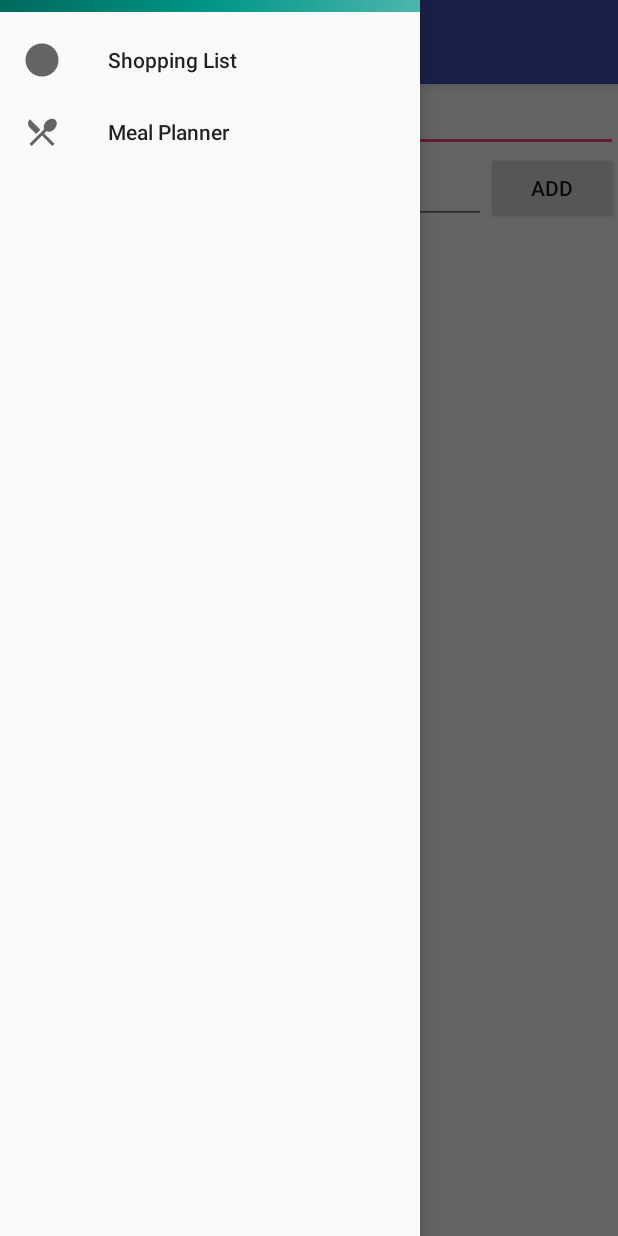
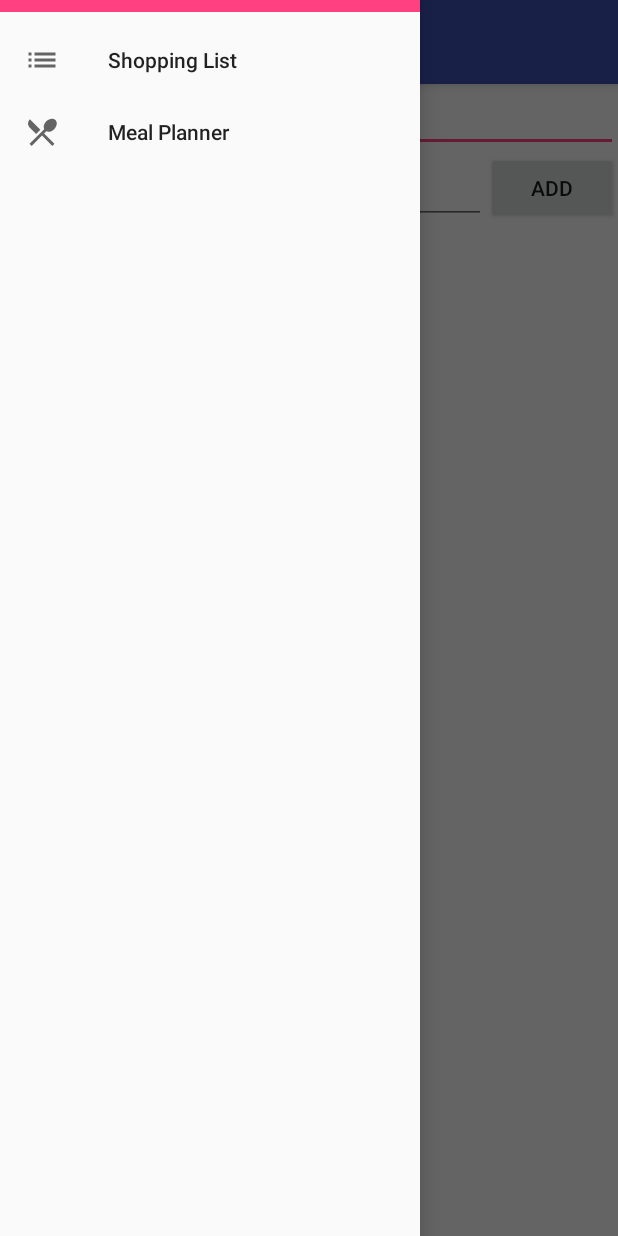
Before and after one commit to EzGreezy/recipe, an Android app: the screen it shows after launch (MainActivity), with the side drawer open, on a phone screen of 412 x 824 dp. Run offline under Robolectric (Android 15) with nearby library versions, the phone set to English and light mode, and no system bars; our stand-ins replace Room's generated code; libraries missing offline, so code that uses them is left out: android.arch.persistence, com.facebook.stetho; 1 statement that could not run was skipped.

Commit message:
first alpha done

```diff
--- a/app/src/main/java/com/nicholaslocicero/focus/reciplee/MainActivity.java
+++ b/app/src/main/java/com/nicholaslocicero/focus/reciplee/MainActivity.java
@@ -27,7 +27,6 @@ import org.w3c.dom.Text;
 public class MainActivity extends AppCompatActivity
     implements NavigationView.OnNavigationItemSelectedListener{
 
-  Toolbar toolbar;
   String[] funNavHeaderIcons = {"\uD83E\uDD57", "\uD83C\uDF71", "🍜", "🍿", "🥫", "🍚", "🍛", "🍜", "🍝",
                                 "🍠", "🍣", "🍤", "🍥", "🍦", "🥧", "☕", "🍔", "🍟", "🍕", "🌭", "🥪", "🌮", "🌯"};
 
@@ -43,7 +42,6 @@ public class MainActivity extends AppCompatActivity
 //    setNavigationViewListener();
     final DrawerLayout drawer = (DrawerLayout) findViewById(R.id.drawer_layout);
 
-
     ActionBarDrawerToggle toggle = new ActionBarDrawerToggle(this, drawer, toolbar,
                     R.string.navigation_drawer_open, R.string.navigation_drawer_close) {
       @Override
@@ -53,6 +51,12 @@ public class MainActivity extends AppCompatActivity
         View headerView = navigationView.getHeaderView(0);
         TextView navUsername = (TextView) headerView.findViewById(R.id.imageView);
         navUsername.setText(funNavHeaderIcons[rng.nextInt(funNavHeaderIcons.length)]);
+      }
+
+      @Override
+      public void onDrawerOpened(View drawerView) {
+        super.onDrawerOpened(drawerView);
+        drawer.requestLayout();
       }
     };
     drawer.addDrawerListener(toggle);
@@ -90,15 +94,28 @@ public class MainActivity extends AppCompatActivity
     }
   }
 
+  @Override
+  public boolean onOptionsItemSelected(MenuItem item) {
+    // Handle action bar item clicks here. The action bar will
+    // automatically handle clicks on the Home/Up button, so long
+    // as you specify a parent activity in AndroidManifest.xml.
+    int id = item.getItemId();
 
-  @SuppressWarnings("StatementWithEmptyBody")
+    //noinspection SimplifiableIfStatement
+    if (id == R.id.action_settings) {
+      return true;
+    }
+
+    return super.onOptionsItemSelected(item);
+  }
+
   @Override
   public boolean onNavigationItemSelected(MenuItem item) {
     // Handle navigation view item clicks here.
     int id = item.getItemId();
+    Toolbar toolbar = (Toolbar) findViewById(R.id.toolbar);
 
     if (id == R.id.nav_shopping_list) {
-      toolbar = (Toolbar) findViewById(R.id.toolbar);
       toolbar.setTitle("Shopping List");
 
       GroceryListFragment shoppingList = new GroceryListFragment();
@@ -108,7 +125,6 @@ public class MainActivity extends AppCompatActivity
           .commit();
 
     } else if (id == R.id.nav_meal_planner) {
-      toolbar = (Toolbar) findViewById(R.id.toolbar);
       toolbar.setTitle("Meal Planner");
 
       MealPlannerFragment mealPlannerFragment = new MealPlannerFragment();
@@ -134,4 +150,6 @@ public class MainActivity extends AppCompatActivity
     drawer.closeDrawer(GravityCompat.START);
     return true;
   }
+
+
 }
--- a/app/src/main/java/com/nicholaslocicero/focus/reciplee/MealPlannerFragment.java
+++ b/app/src/main/java/com/nicholaslocicero/focus/reciplee/MealPlannerFragment.java
@@ -65,7 +65,8 @@ public class MealPlannerFragment extends Fragment {
         Button delete = (Button) dialogView.findViewById(R.id.delete_ingredient);
         Button back = (Button) dialogView.findViewById(R.id.dont_delete_ingredient);
         TextView title = (TextView) dialogView.findViewById(R.id.ingredient_to_delete);
-        title.setText(mealTitles.get(position));
+        String deleteMessage = "Delete " + mealTitles.get(position) + "?";
+        title.setText(deleteMessage);
         builder.setView(dialogView);
         final AlertDialog dialog = builder.create();
         dialog.show();
--- /dev/null
+++ b/app/src/main/res/drawable/ic_list_black_24dp.xml
@@ -0,0 +1,9 @@
+<vector xmlns:android="http://schemas.android.com/apk/res/android"
+        android:width="24dp"
+        android:height="24dp"
+        android:viewportWidth="24.0"
+        android:viewportHeight="24.0">
+    <path
+        android:fillColor="#FF000000"
+        android:pathData="M3,13h2v-2L3,11v2zM3,17h2v-2L3,15v2zM3,9h2L5,7L3,7v2zM7,13h14v-2L7,11v2zM7,17h14v-2L7,15v2zM7,7v2h14L21,7L7,7z"/>
+</vector>
--- a/app/src/main/res/layout/custom_dialog.xml
+++ b/app/src/main/res/layout/add_recipe_dialog.xml
@@ -36,7 +36,8 @@
 
     <Button
       android:id="@+id/back"
-      android:layout_marginHorizontal="24dp"
+      android:layout_marginLeft="24dp"
+      android:layout_marginRight="24dp"
       android:layout_width="wrap_content"
       android:layout_height="wrap_content"
       android:background="@drawable/back_button_bg"
@@ -45,7 +46,8 @@
 
     <Button
       android:id="@+id/add"
-      android:layout_marginHorizontal="24dp"
+      android:layout_marginLeft="24dp"
+      android:layout_marginRight="24dp"
       android:layout_width="wrap_content"
       android:layout_height="wrap_content"
       android:background="@color/colorAccent"
--- a/app/src/main/res/layout/dialog_calendar_add.xml
+++ b/app/src/main/res/layout/dialog_calendar_add.xml
@@ -23,7 +23,8 @@
 
     <Button
       android:id="@+id/dont_add_to_calendar"
-      android:layout_marginHorizontal="24dp"
+      android:layout_marginLeft="24dp"
+      android:layout_marginRight="24dp"
       android:layout_width="wrap_content"
       android:layout_height="wrap_content"
       android:background="@drawable/back_button_bg"
@@ -32,7 +33,8 @@
 
     <Button
       android:id="@+id/add_to_calendar"
-      android:layout_marginHorizontal="24dp"
+      android:layout_marginLeft="24dp"
+      android:layout_marginRight="24dp"
       android:layout_width="wrap_content"
       android:layout_height="wrap_content"
       android:background="@color/colorAccent"
--- a/app/src/main/res/layout/nav_header_main.xml
+++ b/app/src/main/res/layout/nav_header_main.xml
@@ -9,7 +9,7 @@
   android:paddingBottom="@dimen/activity_vertical_margin"
   android:paddingLeft="@dimen/activity_horizontal_margin"
   android:paddingRight="@dimen/activity_horizontal_margin"
-  android:background="@drawable/side_nav_bar"
+  android:background="@color/colorAccent"
   android:gravity="bottom"
   android:orientation="vertical"
   android:theme="@style/ThemeOverlay.AppCompat.Dark">
@@ -27,13 +27,13 @@
     android:layout_width="match_parent"
     android:layout_height="wrap_content"
     android:paddingTop="@dimen/nav_header_vertical_spacing"
-    android:text="Android Studio"
+    android:text="Reciplee! Making recipes easy."
     android:textAppearance="@style/TextAppearance.AppCompat.Body1"/>
 
   <TextView
     android:id="@+id/textView"
     android:layout_width="wrap_content"
     android:layout_height="wrap_content"
-    android:text="android.studio@android.com"/>
+    android:text="info@nicholaslocicero.com"/>
 
 </LinearLayout>
--- a/app/src/main/res/layout/parent_layout.xml
+++ b/app/src/main/res/layout/parent_layout.xml
@@ -9,7 +9,8 @@
     android:layout_width="match_parent"
     android:layout_height="wrap_content"
     android:paddingLeft="?android:attr/expandableListPreferredItemPaddingLeft"
-    android:paddingVertical="10dp"/>
+    android:paddingTop="10dp"
+    android:paddingBottom="10dp"/>
 
 
 </LinearLayout>
--- a/app/src/main/res/menu/activity_main_drawer.xml
+++ b/app/src/main/res/menu/activity_main_drawer.xml
@@ -6,7 +6,7 @@
   <group android:checkableBehavior="single">
     <item
       android:id="@+id/nav_shopping_list"
-      android:icon="@drawable/ic_menu_list1"
+      android:icon="@drawable/ic_list_black_24dp"
       android:title="Shopping List"/>
     <item
       android:id="@+id/nav_meal_planner"
```
Also changed, not shown: app/src/main/java/com/nicholaslocicero/focus/reciplee/GroceryListFragment.java (+1 -7 lines), app/src/main/res/layout/remove_ingredient_dialog.xml (+7 -3 lines).
